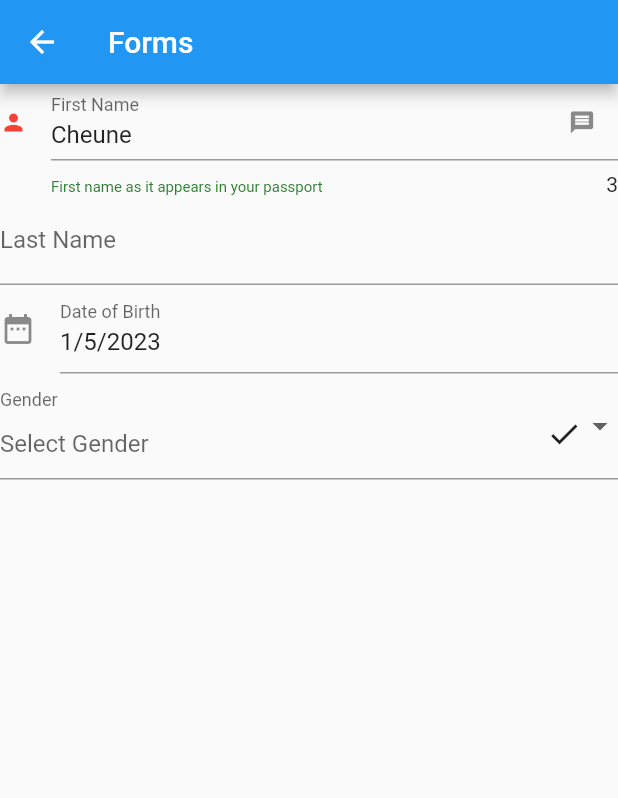
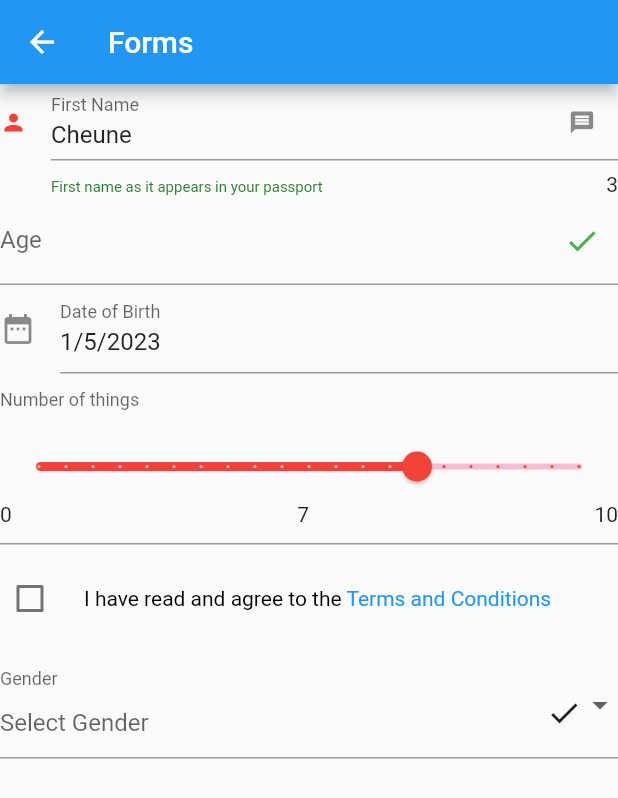
Before and after one commit to Mozart299/class_app, a Flutter app: the ScreenForm screen opened directly, on a phone screen of 412 x 824 dp. Shown: the top 798 px of the screen. Run offline on Flutter 3.47's test engine with Material 2 defaults, Android fonts, the phone set to English and light mode, and no system bars; drawn by our look-alikes of flutter_form_builder; our stand-ins replace fluttertoast, form_builder_validators.

Commit message:
Edited screen_form.dart

```diff
--- a/lib/screens/screen_form.dart
+++ b/lib/screens/screen_form.dart
@@ -1,4 +1,4 @@
-// ignore_for_file: prefer_const_constructors, prefer_const_literals_to_create_immutables, unnecessary_brace_in_string_interps, non_constant_identifier_names, avoid_print
+// ignore_for_file: prefer_const_constructors, prefer_const_literals_to_create_immutables, unnecessary_brace_in_string_interps, non_constant_identifier_names, avoid_print, prefer_final_fields
 
 import 'package:flutter/material.dart';
 import 'package:flutter_form_builder/flutter_form_builder.dart';
@@ -25,7 +25,7 @@ class _ScreenFormState extends State<ScreenForm> {
     age--;
     setState(() {});
   }*/
-
+  bool _ageHasError = false;
   bool _genderHasError = false;
 
   var genderOptions = ['Male', 'Female'];
@@ -78,8 +78,19 @@ class _ScreenFormState extends State<ScreenForm> {
                           ),
                     ),
                     FormBuilderTextField(
-                      name: 'last_name',
-                      decoration: InputDecoration(labelText: "Last Name"),
+                      autovalidateMode: AutovalidateMode.always,
+                      name: 'age',
+                      decoration: InputDecoration(
+                        labelText: 'Age',
+                        suffixIcon: _ageHasError
+                          ? const Icon(Icons.error, color: Colors.red,)
+                          : const Icon(Icons.check, color: Colors.green)
+                      ),
+                      onChanged: (val) {
+                        setState(() {
+                          _ageHasError = !(_formKey.currentState?.fields['age'] ?.validate() ?? false);
+                        });
+                      },
                     ),
                     FormBuilderDateTimePicker(
                       name: 'DOB',
@@ -90,16 +101,44 @@ class _ScreenFormState extends State<ScreenForm> {
                           label: Text('Date of Birth'),
                           icon: Icon(Icons.date_range)),
                     ),
-                    /*FormBuilderSlider(
-                      name: name,
-                      initialValue: initialValue,
-                      min: min,
-                      max: max
+                    FormBuilderSlider(
+                      name: 'slider',
+                      validator: FormBuilderValidators.compose([FormBuilderValidators.min(6)]),
+                      onChanged: _onChanged,
+                      initialValue: 7.0,
+                      min: 0.0,
+                      max: 10.0,
+                      divisions: 20,
+                      activeColor: Colors.red,
+                      inactiveColor: Colors.pink[100],
+                      decoration: const InputDecoration(
+                        labelText: 'Number of things',
+                      ),
                     ),
                     FormBuilderCheckbox(
-                      name: name,
-                      title: title
-                    ),*/
+                        name: 'accept_terms',
+                        initialValue: false,
+                        onChanged: _onChanged,
+                        title: RichText(
+                          text: const TextSpan(children: [
+                            TextSpan(
+                              text: 'I have read and agree to the ',
+                              style: TextStyle(
+                                color: Colors.black,
+                              ),
+                            ),
+                            TextSpan(
+                              text: 'Terms and Conditions',
+                              style: TextStyle(color: Colors.blue),
+                             ),
+                           ],
+                         ),
+                        ),
+                        validator: FormBuilderValidators.equal(
+                          true,
+                          errorText: 'You must accept terms and conditions to continue',
+                        ),
+                      ),
                     FormBuilderDropdown<String>(
                       name: 'gender',
                       decoration: InputDecoration(
```
